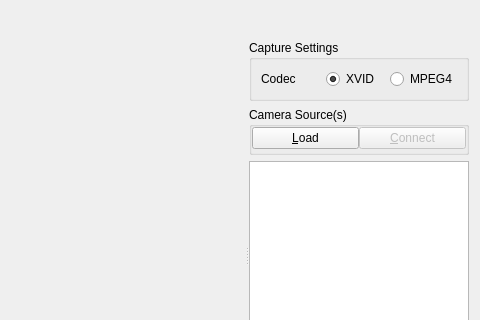
This is app/src/tools/gui/CaptureVideoToolWidget.ui in dysonltd-zz/gts as Qt 5 draws it before an edit; both pictures show x 282 to 762 and y 0 to 320 of the 762 by 480 pixel window. The edited form follows.
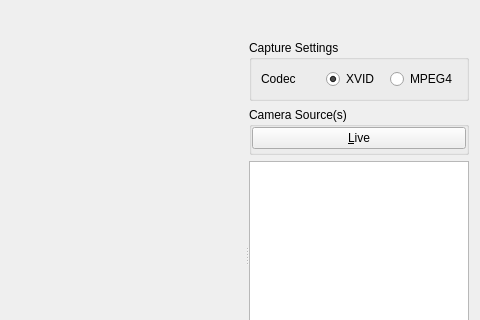
This is the edited form. Icons and pictures are not drawn. Custom widgets are drawn as their Qt base class.

Commit message: Changed Save icon. Merged Load and Connect buttons in VideoSource

```diff
--- a/app/src/tools/gui/CaptureVideoToolWidget.ui
+++ b/app/src/tools/gui/CaptureVideoToolWidget.ui
@@ -212,23 +212,13 @@
           <property name="bottomMargin">
            <number>3</number>
           </property>
-          <item>
-           <widget class="QPushButton" name="m_captureLoadResetBtn">
-            <property name="enabled">
-             <bool>true</bool>
-            </property>
-            <property name="text">
-             <string>&amp;Load</string>
-            </property>
-           </widget>
-          </item>
           <item>
            <widget class="QPushButton" name="m_captureLiveConnectDisconnectBtn">
             <property name="enabled">
-             <bool>false</bool>
+             <bool>true</bool>
             </property>
             <property name="text">
-             <string>&amp;Connect</string>
+             <string>&amp;Live</string>
             </property>
            </widget>
           </item>
```
The commit also changes 2 other files.
